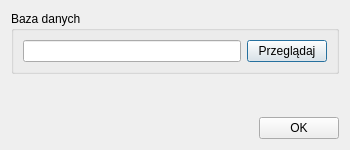
The window that databaseselectdialog.ui (jpitucha/serviceman-assistant) describes before a commit, drawn with Qt 5.
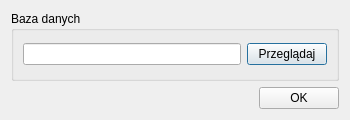
The same window after the commit.

Commit message: Changed dimmensions of DatabaseSelectDialog.

The edit to the form file:
```diff
--- a/databaseselectdialog.ui
+++ b/databaseselectdialog.ui
@@ -7,7 +7,7 @@
     <x>0</x>
     <y>0</y>
     <width>350</width>
-    <height>150</height>
+    <height>120</height>
    </rect>
   </property>
   <property name="windowTitle">
@@ -33,19 +33,6 @@
      </layout>
     </widget>
    </item>
-   <item>
-    <spacer name="verticalSpacer">
-     <property name="orientation">
-      <enum>Qt::Vertical</enum>
-     </property>
-     <property name="sizeHint" stdset="0">
-      <size>
-       <width>20</width>
-       <height>40</height>
-      </size>
-     </property>
-    </spacer>
-   </item>
    <item>
     <layout class="QHBoxLayout" name="horizontalLayout_4">
      <item>
```
